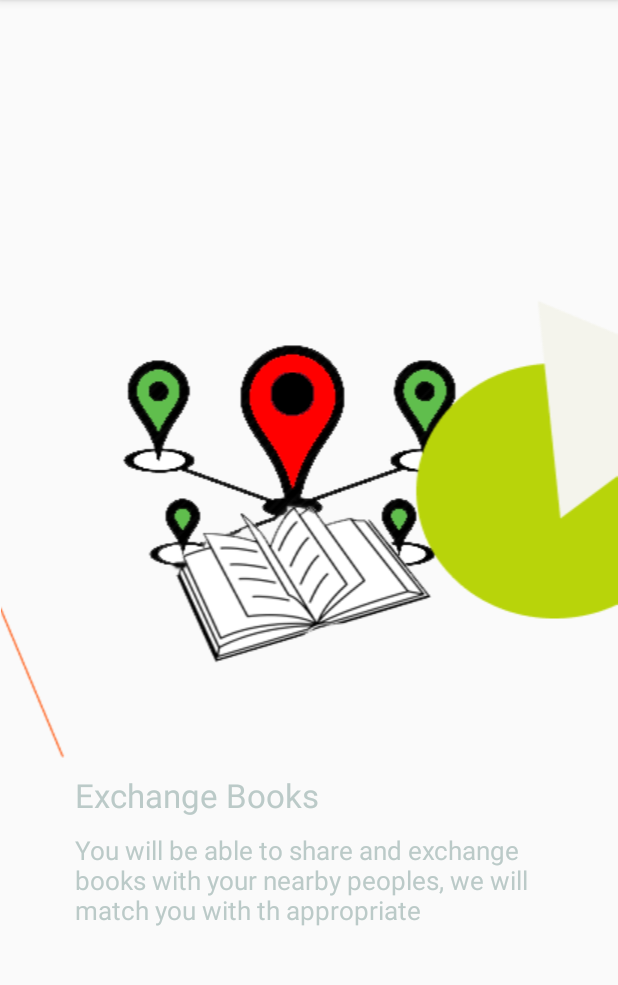
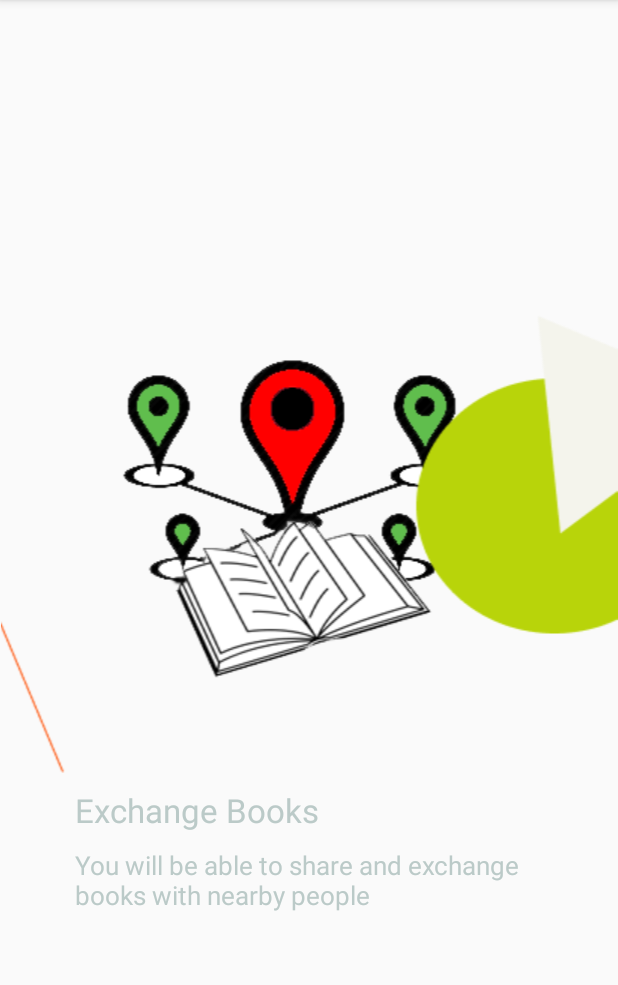
Before and after one commit to HeranSemere/BookHub, an Android app: the fragment GuideTwo shown on its own in the app's theme, on a phone screen of 412 x 824 dp, the part 84-1069 px from its top. Run offline under Robolectric (Android 15) with nearby library versions, the phone set to English and light mode, and no system bars.

```diff
--- a/app/src/main/res/layout/wizard_guide_two.xml
+++ b/app/src/main/res/layout/wizard_guide_two.xml
@@ -46,7 +46,7 @@
                 android:layout_width="wrap_content"
                 android:layout_gravity="left"
                 android:layout_height="wrap_content"
-                android:text="You will be able to share and exchange books with your nearby peoples, we will match you with th appropriate "/>
+                android:text="You will be able to share and exchange books with nearby people"/>
 
 
         </LinearLayout>
```
